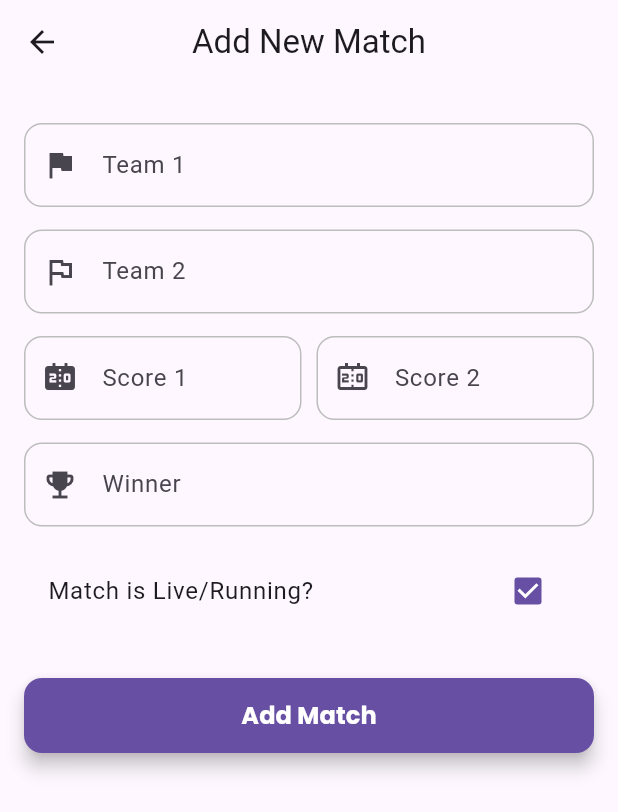
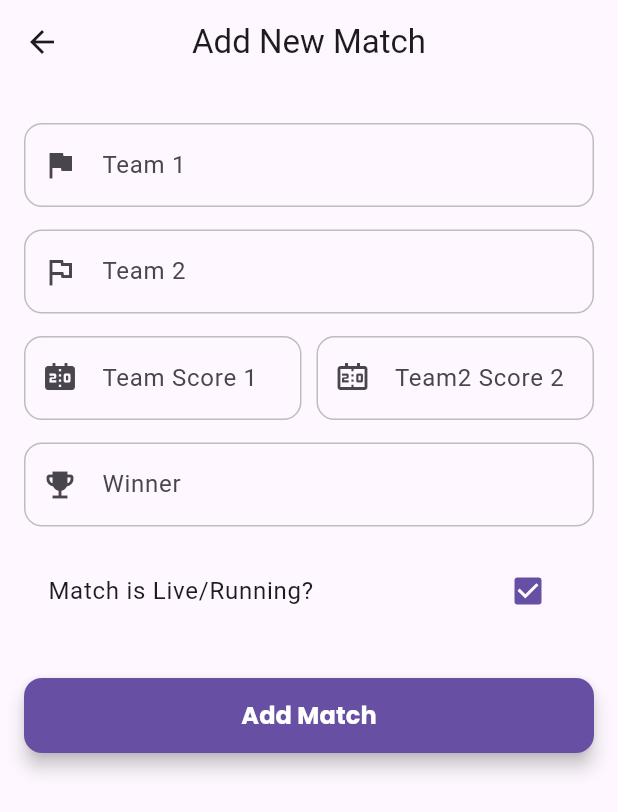
Before and after one commit to SaidurRahman1004/live_score, a Flutter app: the AddScoreScreen screen opened directly, on a phone screen of 412 x 824 dp. Shown: the top 812 px of the screen. Run offline on Flutter 3.47's test engine with Material 3 defaults, Android fonts, the phone set to English and light mode, and no system bars; our stand-ins replace cloud_firestore, firebase_core, google_fonts; accounts and stored records are empty.

```diff
--- a/lib/add_score_scrren.dart
+++ b/lib/add_score_scrren.dart
@@ -77,7 +77,7 @@ class _AddScoreScreenState extends State<AddScoreScreen> {
           children: [
             const SizedBox(height: 10),
 
-            // টিম ১ এর নাম
+
             CustomTextField(
               controller: _team1Controller,
               hintText: 'Team 1 Name (e.g. Argentina)',
@@ -86,7 +86,7 @@ class _AddScoreScreenState extends State<AddScoreScreen> {
             ),
             const SizedBox(height: 15),
 
-            // টিম ২ এর নাম
+
             CustomTextField(
               controller: _team2Controller,
               hintText: 'Team 2 Name (e.g. Brazil)',
@@ -101,7 +101,7 @@ class _AddScoreScreenState extends State<AddScoreScreen> {
                   child: CustomTextField(
                     controller: _team1ScoreController,
                     hintText: '0',
-                    lableText: 'Score 1',
+                    lableText: 'Team Score 1',
                     keyboardType: TextInputType.number,
                     icon: Icons.scoreboard,
                   ),
@@ -111,7 +111,7 @@ class _AddScoreScreenState extends State<AddScoreScreen> {
                   child: CustomTextField(
                     controller: _team2ScoreController,
                     hintText: '0',
-                    lableText: 'Score 2',
+                    lableText: 'Team2 Score 2',
                     keyboardType: TextInputType.number,
                     icon: Icons.scoreboard_outlined,
                   ),
```
